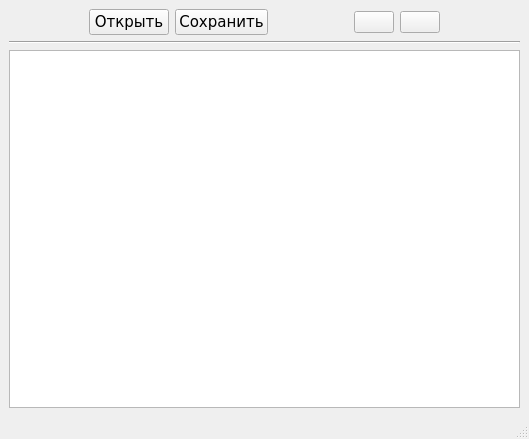
Old version of the form mainwindow.ui in the repository kera0106/visual_development_environment.
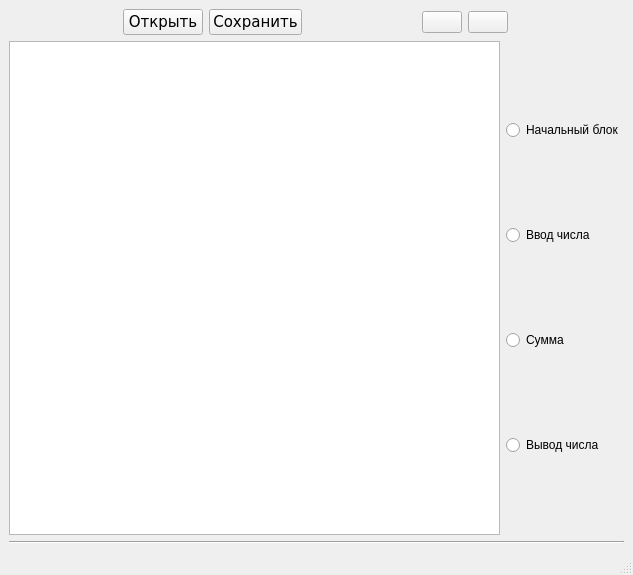
New version of the form. Icons and pictures are not drawn.

Commit message: drawing blocks(start, sum, input, output)

Diff of the .ui file:
```diff
--- a/mainwindow.ui
+++ b/mainwindow.ui
@@ -6,8 +6,8 @@
    <rect>
     <x>0</x>
     <y>0</y>
-    <width>529</width>
-    <height>439</height>
+    <width>633</width>
+    <height>575</height>
    </rect>
   </property>
   <property name="cursor">
@@ -135,6 +135,45 @@
       </item>
      </layout>
     </item>
+    <item>
+     <layout class="QHBoxLayout" name="programmView">
+      <item>
+       <widget class="QGraphicsView" name="canvas"/>
+      </item>
+      <item>
+       <layout class="QVBoxLayout" name="blockListView" stretch="1,1,1,1">
+        <item>
+         <widget class="QRadioButton" name="start">
+          <property name="text">
+           <string>Начальный блок</string>
+          </property>
+         </widget>
+        </item>
+        <item>
+         <widget class="QRadioButton" name="input">
+          <property name="text">
+           <string>Ввод числа</string>
+          </property>
+         </widget>
+        </item>
+        <item>
+         <widget class="QRadioButton" name="sum">
+          <property name="text">
+           <string>Сумма</string>
+          </property>
+         </widget>
+        </item>
+        <item>
+         <widget class="QRadioButton" name="output">
+          <property name="text">
+           <string>Вывод числа</string>
+          </property>
+         </widget>
+        </item>
+       </layout>
+      </item>
+     </layout>
+    </item>
     <item>
      <widget class="Line" name="line">
       <property name="cursor">
@@ -145,9 +184,6 @@
       </property>
      </widget>
     </item>
-    <item>
-     <widget class="QGraphicsView" name="canvas"/>
-    </item>
    </layout>
   </widget>
   <widget class="QStatusBar" name="statusbar"/>
```
The commit also changes 5 other files.
